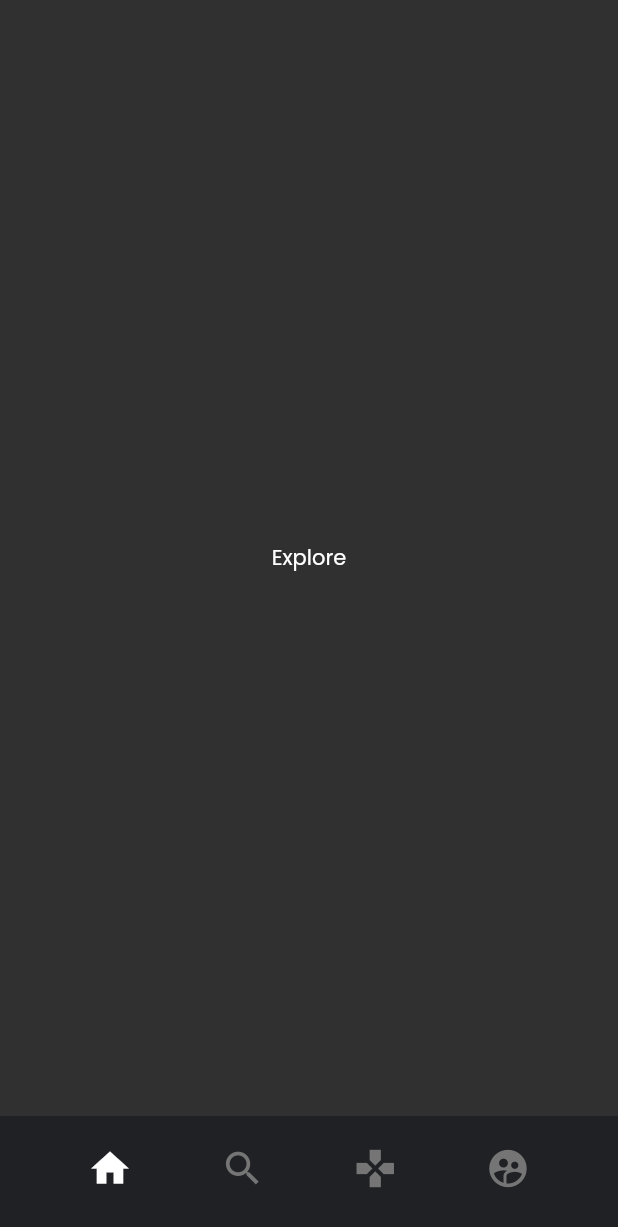
After one commit to MFillipe/game-streaming, a Flutter app: the Master screen opened directly, item 2 of the bottom bar chosen, after a tap on the "home" icon, on a phone screen of 412 x 824 dp. The commit adds this screen. Shown: the top 1227 px of the screen. Run offline on Flutter 3.47's test engine with Material 2 defaults, Android fonts, the phone set to English and light mode, and no system bars; our stand-ins replace flutter_icons, google_fonts.

Commit message:
feat: add navigationBar

```diff
--- /dev/null
+++ b/lib/screens/explore/explore.dart
@@ -0,0 +1,24 @@
+import 'package:flutter/material.dart';
+
+class Explore extends StatefulWidget {
+  @override
+  _ExploreState createState() => _ExploreState();
+}
+
+class _ExploreState extends State<Explore> {
+  @override
+  Widget build(BuildContext context) {
+    return Container(
+      child: Center(
+        child: Center(
+          child: Text(
+            "Explore",
+            style: TextStyle(
+              color: Colors.white,
+            ),
+          ),
+        ),
+      ),
+    );
+  }
+}
--- a/lib/screens/master.dart
+++ b/lib/screens/master.dart
@@ -1,4 +1,11 @@
 import 'package:flutter/material.dart';
+import 'package:game_streamming/screens/explore/explore.dart';
+import 'package:game_streamming/screens/search/search.dart';
+import 'package:game_streamming/screens/games/games.dart';
+import 'package:game_streamming/screens/profile/profile.dart';
+import 'package:game_streamming/utils/constants.dart';
+import 'package:game_streamming/shared/bottom_navigation_item.dart';
+import 'package:flutter_icons/flutter_icons.dart';
 
 class Master extends StatefulWidget {
   @override
@@ -6,8 +13,80 @@ class Master extends StatefulWidget {
 }
 
 class _MasterState extends State<Master> {
+  List<bool> bottomNavigationItemStatus = [true, false, false, false];
+
+  Widget currentWidgetView;
+
+  @override
+  void initState() {
+    super.initState();
+    setState(() {
+      currentWidgetView = Explore();
+    });
+  }
+
+  setCurrentWidgetView(int i) {
+    setState(() {
+      switch (i) {
+        case 0:
+          currentWidgetView = Explore();
+          break;
+        case 1:
+          currentWidgetView = Search();
+          break;
+        case 2:
+          currentWidgetView = Games();
+          break;
+        case 3:
+          currentWidgetView = Profile();
+          break;
+      }
+
+      bottomNavigationItemStatus = [i == 0, i == 1, i == 2, i == 3];
+    });
+  }
+
   @override
   Widget build(BuildContext context) {
-    return Container();
+    return Scaffold(
+      body: AnimatedSwitcher(
+        duration: Duration(microseconds: 250),
+        child: currentWidgetView,
+      ),
+      bottomNavigationBar: Container(
+        height: 80,
+        padding: EdgeInsets.only(bottom: 10),
+        color: kBottomNavigaionBar,
+        child: Row(
+          mainAxisAlignment: MainAxisAlignment.spaceEvenly,
+          children: [
+            BottomNavigationItem(
+                iconData: Icons.home,
+                selected: bottomNavigationItemStatus[0],
+                onPress: () {
+                  setCurrentWidgetView(0);
+                }),
+            BottomNavigationItem(
+                iconData: Icons.search,
+                selected: bottomNavigationItemStatus[1],
+                onPress: () {
+                  setCurrentWidgetView(1);
+                }),
+            BottomNavigationItem(
+                iconData: Icons.games,
+                selected: bottomNavigationItemStatus[2],
+                onPress: () {
+                  setCurrentWidgetView(2);
+                }),
+            BottomNavigationItem(
+                iconData: Icons.supervised_user_circle,
+                selected: bottomNavigationItemStatus[3],
+                onPress: () {
+                  setCurrentWidgetView(3);
+                }),
+          ],
+        ),
+      ),
+    );
   }
 }
--- /dev/null
+++ b/lib/screens/search/search.dart
@@ -0,0 +1,24 @@
+import 'package:flutter/material.dart';
+
+class Search extends StatefulWidget {
+  @override
+  _SearchState createState() => _SearchState();
+}
+
+class _SearchState extends State<Search> {
+  @override
+  Widget build(BuildContext context) {
+    return Container(
+      child: Center(
+        child: Center(
+          child: Text(
+            "Search",
+            style: TextStyle(
+              color: Colors.white,
+            ),
+          ),
+        ),
+      ),
+    );
+  }
+}
--- /dev/null
+++ b/lib/shared/bottom_navigation_item.dart
@@ -0,0 +1,28 @@
+import 'package:flutter/material.dart';
+
+class BottomNavigationItem extends StatelessWidget {
+  final IconData iconData;
+  final bool selected;
+  final Function onPress;
+
+  BottomNavigationItem(
+      {@required this.iconData,
+      @required this.selected,
+      @required this.onPress});
+
+  @override
+  Widget build(BuildContext context) {
+    return GestureDetector(
+      onTap: () {
+        onPress();
+      },
+      child: Center(
+        child: Icon(
+          iconData,
+          color: selected ? Colors.white : Colors.grey[600],
+          size: 30,
+        ),
+      ),
+    );
+  }
+}
--- a/pubspec.yaml
+++ b/pubspec.yaml
@@ -29,6 +29,7 @@ dependencies:
   # Use with the CupertinoIcons class for iOS style icons.
   cupertino_icons: ^1.0.2
   google_fonts: ^2.0.0
+  flutter_icons: ^1.1.0
 
 
 dev_dependencies:
```
Also changed, not shown: lib/screens/games/games.dart (added, +24 -0 lines), lib/screens/profile/profile.dart (added, +24 -0 lines), pubspec.lock.
